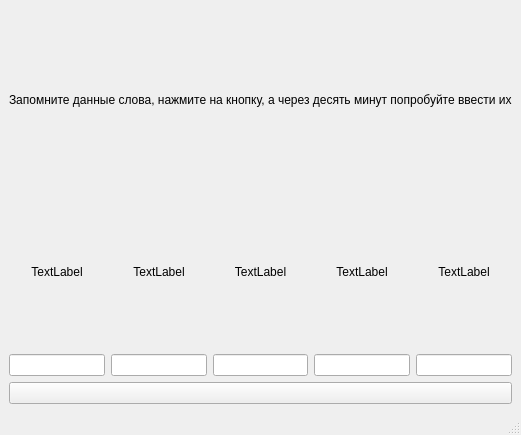
Old version of the form memoryLevel_design.ui in the repository Vera152022/pythonProject2.
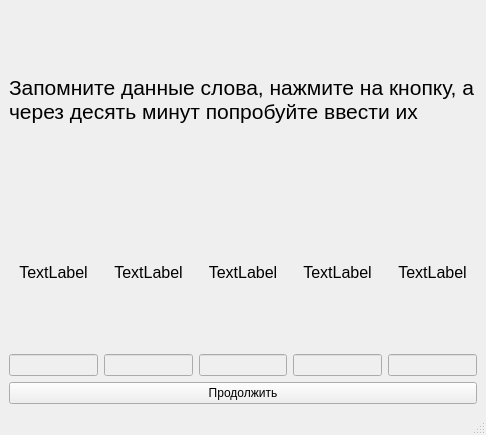
New version of the form.

```diff
--- a/memoryLevel_design.ui
+++ b/memoryLevel_design.ui
@@ -19,21 +19,51 @@
      <layout class="QVBoxLayout" name="verticalLayout">
       <item>
        <widget class="QLabel" name="label_6">
+        <property name="font">
+         <font>
+          <pointsize>16</pointsize>
+         </font>
+        </property>
         <property name="text">
          <string>Запомните данные слова, нажмите на кнопку, а через десять минут попробуйте ввести их</string>
         </property>
+        <property name="scaledContents">
+         <bool>false</bool>
+        </property>
+        <property name="wordWrap">
+         <bool>true</bool>
+        </property>
        </widget>
       </item>
       <item>
        <layout class="QGridLayout" name="gridLayout">
         <item row="1" column="3">
-         <widget class="QLineEdit" name="lineEdit_4"/>
+         <widget class="QLineEdit" name="lineEdit_4">
+          <property name="enabled">
+           <bool>false</bool>
+          </property>
+          <property name="readOnly">
+           <bool>false</bool>
+          </property>
+         </widget>
         </item>
         <item row="1" column="1">
-         <widget class="QLineEdit" name="lineEdit_2"/>
+         <widget class="QLineEdit" name="lineEdit_2">
+          <property name="enabled">
+           <bool>false</bool>
+          </property>
+          <property name="readOnly">
+           <bool>false</bool>
+          </property>
+         </widget>
         </item>
         <item row="0" column="2">
          <widget class="QLabel" name="label_3">
+          <property name="font">
+           <font>
+            <pointsize>12</pointsize>
+           </font>
+          </property>
           <property name="text">
            <string>TextLabel</string>
           </property>
@@ -43,10 +73,22 @@
          </widget>
         </item>
         <item row="1" column="2">
-         <widget class="QLineEdit" name="lineEdit_3"/>
+         <widget class="QLineEdit" name="lineEdit_3">
+          <property name="enabled">
+           <bool>false</bool>
+          </property>
+          <property name="readOnly">
+           <bool>false</bool>
+          </property>
+         </widget>
         </item>
         <item row="0" column="3">
          <widget class="QLabel" name="label_4">
+          <property name="font">
+           <font>
+            <pointsize>12</pointsize>
+           </font>
+          </property>
           <property name="text">
            <string>TextLabel</string>
           </property>
@@ -57,6 +99,11 @@
         </item>
         <item row="0" column="1">
          <widget class="QLabel" name="label_2">
+          <property name="font">
+           <font>
+            <pointsize>12</pointsize>
+           </font>
+          </property>
           <property name="text">
            <string>TextLabel</string>
           </property>
@@ -66,13 +113,32 @@
          </widget>
         </item>
         <item row="1" column="4">
-         <widget class="QLineEdit" name="lineEdit_5"/>
+         <widget class="QLineEdit" name="lineEdit_5">
+          <property name="enabled">
+           <bool>false</bool>
+          </property>
+          <property name="readOnly">
+           <bool>false</bool>
+          </property>
+         </widget>
         </item>
         <item row="1" column="0">
-         <widget class="QLineEdit" name="lineEdit"/>
+         <widget class="QLineEdit" name="lineEdit_1">
+          <property name="enabled">
+           <bool>false</bool>
+          </property>
+          <property name="readOnly">
+           <bool>false</bool>
+          </property>
+         </widget>
         </item>
         <item row="0" column="4">
          <widget class="QLabel" name="label_5">
+          <property name="font">
+           <font>
+            <pointsize>12</pointsize>
+           </font>
+          </property>
           <property name="text">
            <string>TextLabel</string>
           </property>
@@ -82,7 +148,12 @@
          </widget>
         </item>
         <item row="0" column="0">
-         <widget class="QLabel" name="label">
+         <widget class="QLabel" name="label_1">
+          <property name="font">
+           <font>
+            <pointsize>12</pointsize>
+           </font>
+          </property>
           <property name="text">
            <string>TextLabel</string>
           </property>
@@ -96,7 +167,7 @@
       <item>
        <widget class="QPushButton" name="pushButton">
         <property name="text">
-         <string/>
+         <string>Продолжить</string>
         </property>
        </widget>
       </item>
```
